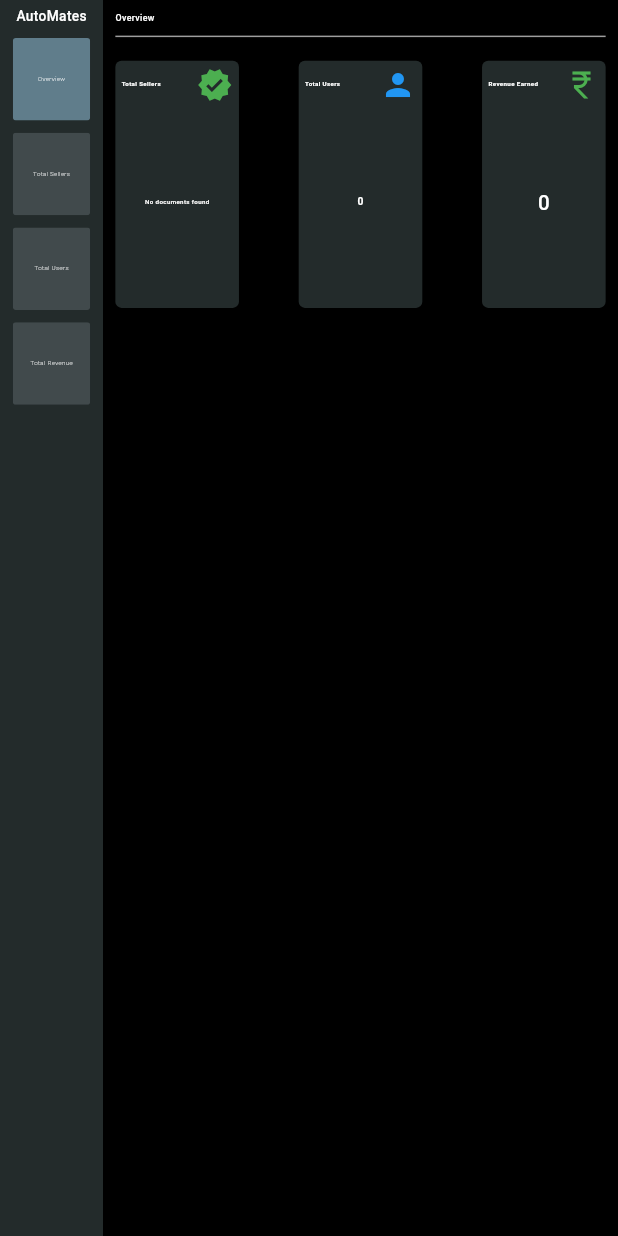
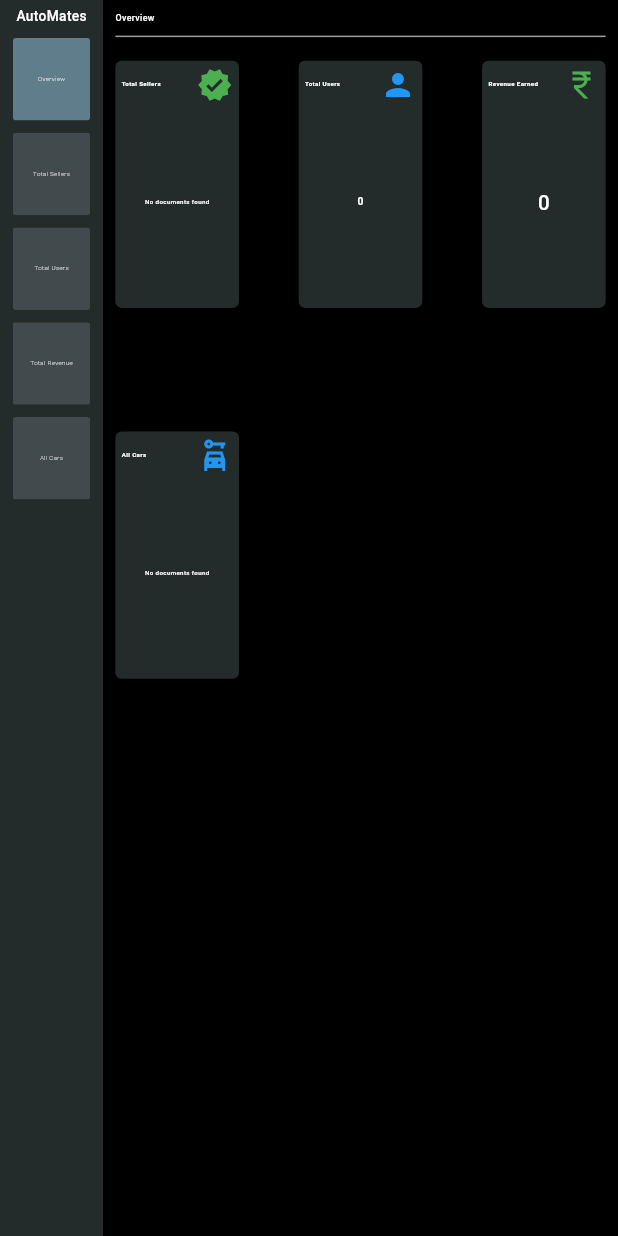
Before and after one commit to hijasahamed/Auto-Mates-Admin, a Flutter app: the screen it shows after launch, on a phone screen of 412 x 824 dp. Run offline on Flutter 3.47's test engine with Material 3 defaults, Android fonts, the light colour scheme and no system bars; our stand-ins replace cloud_firestore, firebase_core, fl_chart, get, rxdart; accounts and stored records are empty; statements that could not run were skipped.

Commit message:
latest update push

```diff
--- a/lib/view/admin_home_screen/admin_home_screen.dart
+++ b/lib/view/admin_home_screen/admin_home_screen.dart
@@ -1,5 +1,6 @@
 import 'package:auto_mates_admin/controller/admin_controllers.dart';
 import 'package:auto_mates_admin/view/admin_home_screen/admin_home_screen_side_bar/admin_home_screen_side_bar.dart';
+import 'package:auto_mates_admin/view/all_car_to_sell_screen/all_car_to_sell_screen.dart';
 import 'package:auto_mates_admin/view/revenue_earned_screen/revenue_earned_screen.dart';
 import 'package:auto_mates_admin/view/common_widgets/colors.dart';
 import 'package:auto_mates_admin/view/overview_screen/overview_screen.dart';
@@ -18,7 +19,8 @@ class AdminHomeScreen extends StatelessWidget {
       OverviewScreen(screenSize: screenSize,adminHomeScreenController: adminHomeScreenController,),
       SellersScreen(screenSize: screenSize,),
       UsersScreen(screenSize: screenSize,),
-      RevenueEarnedScreen(screenSize: screenSize,)
+      RevenueEarnedScreen(screenSize: screenSize,),
+      AllCarToSellScreen(screenSize: screenSize),
     ];
     return Scaffold(
       backgroundColor: colorBlack,
--- a/lib/view/admin_home_screen/admin_home_screen_side_bar/admin_home_screen_side_bar.dart
+++ b/lib/view/admin_home_screen/admin_home_screen_side_bar/admin_home_screen_side_bar.dart
@@ -24,6 +24,7 @@ class AdminHomeScreenSideBar extends StatelessWidget {
             AdminHomeScreenSideBarItem(index: 1, label: 'Total Sellers', controller: adminHomeScreenController),
             AdminHomeScreenSideBarItem(index: 2, label: 'Total Users', controller: adminHomeScreenController),
             AdminHomeScreenSideBarItem(index: 3, label: 'Total Revenue', controller: adminHomeScreenController),
+            AdminHomeScreenSideBarItem(index: 4, label: 'All Cars', controller: adminHomeScreenController),
           ],
         ),
       )
--- /dev/null
+++ b/lib/view/overview_screen/all_cars_to_sell_holder/all_cars_to_sell_holder.dart
@@ -0,0 +1,59 @@
+import 'package:auto_mates_admin/controller/admin_controllers.dart';
+import 'package:auto_mates_admin/view/common_widgets/colors.dart';
+import 'package:auto_mates_admin/view/common_widgets/text_widget.dart';
+import 'package:cloud_firestore/cloud_firestore.dart';
+import 'package:flutter/material.dart';
+
+class AllCarsToSellHolder extends StatelessWidget {
+  const AllCarsToSellHolder({super.key,required this.screenSize,required this.adminHomeScreenController});
+  final Size screenSize;
+  final AdminHomeScreenController adminHomeScreenController;
+  @override
+  Widget build(BuildContext context) {
+    return InkWell(
+      onTap: () => adminHomeScreenController.changePage(4),
+      child: Ink(
+        height: screenSize.height/5,
+        width: screenSize.width/5,
+        decoration: BoxDecoration(
+          borderRadius: BorderRadius.circular(screenSize.width/100),
+          color: sideBarColor
+        ),
+        child: Padding(
+          padding: EdgeInsets.all(screenSize.width/100),
+          child: Column(
+            children: [
+              Row(
+                mainAxisAlignment: MainAxisAlignment.spaceBetween,
+                children: [
+                  TextWidget(text: 'All Cars', color: colorWhite, size: screenSize.width/100, weight: FontWeight.bold),
+                  const Icon(Icons.car_rental_sharp,color: Colors.blue,)
+                ],
+              ),
+              Expanded(
+                child: Center(
+                  child: StreamBuilder<QuerySnapshot>(
+                    stream: FirebaseFirestore.instance.collection('carstosell').snapshots(),
+                    builder: (context, snapshot) {
+                      if (snapshot.connectionState == ConnectionState.waiting) {
+                        return const CircularProgressIndicator(color: Colors.blue,);
+                      }
+                      if (snapshot.hasError) {
+                        return TextWidget(text: 'No documents found', color: colorWhite, size: screenSize.width/100, weight: FontWeight.w500);
+                      }
+                      if (!snapshot.hasData || snapshot.data!.docs.isEmpty) {
+                        return TextWidget(text: 'No documents found', color: colorWhite, size: screenSize.width/100, weight: FontWeight.w500);
+                      }
+                      final count = snapshot.data!.docs.length;
+                      return TextWidget(text: 'Total No.of Cars : ${count.toString()}', color: colorWhite, size: screenSize.width/100, weight: FontWeight.bold);
+                    },
+                  ),
+                )
+              )
+            ],
+          ),
+        ),
+      ),
+    );
+  }
+}
--- a/lib/view/overview_screen/overview_screen.dart
+++ b/lib/view/overview_screen/overview_screen.dart
@@ -1,13 +1,12 @@
 import 'package:auto_mates_admin/controller/admin_controllers.dart';
 import 'package:auto_mates_admin/view/common_widgets/colors.dart';
 import 'package:auto_mates_admin/view/common_widgets/text_widget.dart';
+import 'package:auto_mates_admin/view/overview_screen/all_cars_to_sell_holder/all_cars_to_sell_holder.dart';
 import 'package:auto_mates_admin/view/overview_screen/revenue_earned_holder/revenue_earned_holder.dart';
 import 'package:auto_mates_admin/view/overview_screen/total_sellers_holder/total_sellers_holder.dart';
 import 'package:auto_mates_admin/view/overview_screen/total_users_holder/total_users_holder.dart';
-import 'package:cloud_firestore/cloud_firestore.dart';
-import 'package:fl_chart/fl_chart.dart';
 import 'package:flutter/material.dart';
-import 'package:intl/intl.dart';
+
 
 class OverviewScreen extends StatelessWidget {
   const OverviewScreen({super.key,required this.screenSize,required this.adminHomeScreenController});
@@ -33,6 +32,12 @@ class OverviewScreen extends StatelessWidget {
                 RevenueEarnedHolder(screenSize: screenSize,adminHomeScreenController: adminHomeScreenController,),
               ],
             ),
+            SizedBox(height: screenSize.height/10,),
+            Row(
+              children: [
+                AllCarsToSellHolder(screenSize: screenSize, adminHomeScreenController: adminHomeScreenController)
+              ],
+            )
           ],
         ),
       )
```
Also changed, not shown: lib/view/all_car_to_sell_screen/all_car_to_sell_screen.dart (added, +91 -0 lines).
